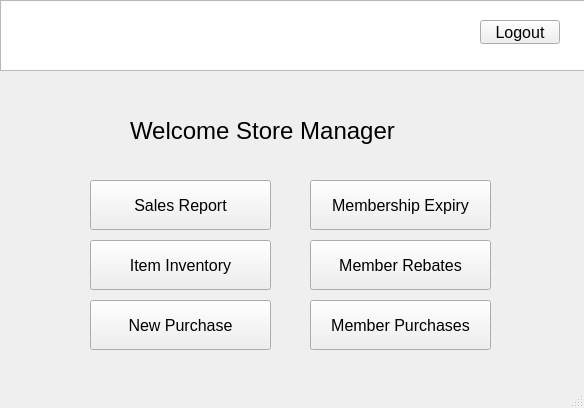
Before: the Qt Designer form storemanager.ui in max9001/Bulk-Club-Project, drawn with Qt 5.
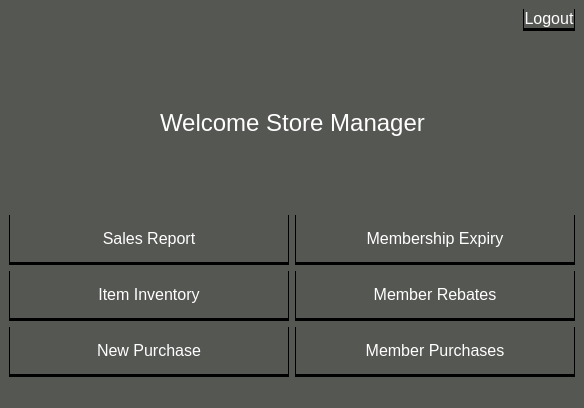
After: the same form once the commit is applied. Icons and pictures are not drawn.

What changed in the file:
```diff
--- a/storemanager.ui
+++ b/storemanager.ui
@@ -14,246 +14,391 @@
    <string>Store Manager</string>
   </property>
   <property name="styleSheet">
-   <string notr="true"/>
+   <string notr="true">QPushButton{
+	background-color: rgb(46, 52, 54);
+	border: none;
+	color: rgb(255, 255, 255);
+	border-left: 1px solid rgb(0, 0, 0);
+	border-right: 1px solid rgb(0, 0, 0);
+	border-bottom: 3px solid rgb(0, 0, 0);
+}
+
+QPushButton:hover{
+	background-color: rgb(59, 59, 59);
+	border: none;
+	color: rgb(255, 255, 255);
+	border-left: 1px solid rgb(29, 29, 29);
+	border-right: 1px solid rgb(29, 29, 29);
+	border-bottom: 3px solid rgb(29, 29, 29);
+}
+
+QPushButton:pressed{
+	background-color: rgb(46, 52, 54);
+	border: none;
+	color: rgb(255, 255, 255);
+	border-left: 1px solid rgb(0, 0, 0);
+	border-right: 1px solid rgb(0, 0, 0);
+	border-top: 3px solid rgb(0, 0, 0);
+}
+
+QDialog{
+	background-color: rgb(85, 87, 83);
+}
+
+QWidget{
+	background-color: rgb(85, 87, 83);
+}
+
+QMainWindow{
+	background-color: rgb(85, 87, 83);
+}
+
+QLabel{
+	color: rgb(255, 255, 255);
+	
+}
+
+QLineEdit{
+	border: 2px solid rgb(37, 39, 48);
+	border-radius: 10px;
+	color: #FFF;
+	background-color:rgb(34, 36, 44);
+}
+
+QLineEdit:hover{
+	border: 2px solid rgb(48, 50, 62);
+}
+
+QLineEdit:focus{
+	border: 2px solid rgb(85, 170, 255);
+	background-color:rgb(43, 45, 56);
+}
+
+
+/*--------------------------------------------------------------------------------------------*/
+
+ QScrollBar:vertical {
+	border: none;
+    background: rgb(45, 45, 68);
+    width: 14px;
+    margin: 15px 0 15px 0;
+	border-radius: 0px;
+ }
+
+/*  HANDLE BAR VERTICAL */
+QScrollBar::handle:vertical {	
+	background-color: rgb(80, 80, 122);
+	min-height: 30px;
+	border-radius: 7px;
+}
+QScrollBar::handle:vertical:hover{	
+	background-color: rgb(255, 0, 127);
+}
+QScrollBar::handle:vertical:pressed {	
+	background-color: rgb(185, 0, 92);
+}
+
+/* BTN TOP - SCROLLBAR */
+QScrollBar::sub-line:vertical {
+	border: none;
+	background-color: rgb(59, 59, 90);
+	height: 15px;
+	border-top-left-radius: 7px;
+	border-top-right-radius: 7px;
+	subcontrol-position: top;
+	subcontrol-origin: margin;
+}
+QScrollBar::sub-line:vertical:hover {	
+	background-color: rgb(255, 0, 127);
+}
+QScrollBar::sub-line:vertical:pressed {	
+	background-color: rgb(185, 0, 92);
+}
+
+/* BTN BOTTOM - SCROLLBAR */
+QScrollBar::add-line:vertical {
+	border: none;
+	background-color: rgb(59, 59, 90);
+	height: 15px;
+	border-bottom-left-radius: 7px;
+	border-bottom-right-radius: 7px;
+	subcontrol-position: bottom;
+	subcontrol-origin: margin;
+}
+QScrollBar::add-line:vertical:hover {	
+	background-color: rgb(255, 0, 127);
+}
+QScrollBar::add-line:vertical:pressed {	
+	background-color: rgb(185, 0, 92);
+}
+
+/* RESET ARROW */
+QScrollBar::up-arrow:vertical, QScrollBar::down-arrow:vertical {
+	background: none;
+}
+QScrollBar::add-page:vertical, QScrollBar::sub-page:vertical {
+	background: none;
+}
+
+
+QTableView{
+	background-color: rgb(186, 189, 182);
+}
+
+
+
+QScrollBar:horizontal {
+    border: none;
+    background: rgb(45, 45, 68);
+    width: 14px;
+    margin: 15px 0 15px 0;
+	border-radius: 0px;
+}
+QScrollBar::handle:horizontal {
+    background-color: rgb(80, 80, 122);
+	min-height: 30px;
+	border-radius: 7px;
+}
+QScrollBar::add-line:horizontal {
+    background-color: rgb(255, 0, 127);
+}
+
+QScrollBar::sub-line:horizontal {
+    background-color: rgb(185, 0, 92);
+}
+QScrollBar::up-arrow:horizontal, QScrollBar::down-arrow:horizontal
+{
+    background: none;
+}
+QScrollBar::add-page:horizontal, QScrollBar::sub-page:horizontal
+{
+    background: none;
+}
+
+</string>
   </property>
   <widget class="QWidget" name="centralwidget">
-   <widget class="QPushButton" name="member_rebates">
-    <property name="geometry">
-     <rect>
-      <x>310</x>
-      <y>240</y>
-      <width>181</width>
-      <height>50</height>
-     </rect>
-    </property>
-    <property name="font">
-     <font>
-      <pointsize>12</pointsize>
-     </font>
-    </property>
-    <property name="styleSheet">
-     <string notr="true"/>
-    </property>
-    <property name="text">
-     <string>Member Rebates</string>
-    </property>
-   </widget>
-   <widget class="QPushButton" name="member_purchases">
-    <property name="geometry">
-     <rect>
-      <x>310</x>
-      <y>300</y>
-      <width>181</width>
-      <height>50</height>
-     </rect>
-    </property>
-    <property name="font">
-     <font>
-      <pointsize>12</pointsize>
-     </font>
-    </property>
-    <property name="styleSheet">
-     <string notr="true"/>
-    </property>
-    <property name="text">
-     <string>Member Purchases</string>
-    </property>
-   </widget>
-   <widget class="QPushButton" name="membership_expiry_search">
-    <property name="geometry">
-     <rect>
-      <x>310</x>
-      <y>180</y>
-      <width>181</width>
-      <height>50</height>
-     </rect>
-    </property>
-    <property name="font">
-     <font>
-      <pointsize>12</pointsize>
-     </font>
-    </property>
-    <property name="styleSheet">
-     <string notr="true"/>
-    </property>
-    <property name="text">
-     <string>Membership Expiry</string>
-    </property>
-   </widget>
-   <widget class="QPushButton" name="item_inventory">
-    <property name="geometry">
-     <rect>
-      <x>90</x>
-      <y>240</y>
-      <width>181</width>
-      <height>50</height>
-     </rect>
-    </property>
-    <property name="font">
-     <font>
-      <pointsize>12</pointsize>
-     </font>
-    </property>
-    <property name="styleSheet">
-     <string notr="true"/>
-    </property>
-    <property name="text">
-     <string>Item Inventory</string>
-    </property>
-   </widget>
-   <widget class="QPushButton" name="sales_report">
-    <property name="geometry">
-     <rect>
-      <x>90</x>
-      <y>180</y>
-      <width>181</width>
-      <height>50</height>
-     </rect>
-    </property>
-    <property name="font">
-     <font>
-      <pointsize>12</pointsize>
-     </font>
-    </property>
-    <property name="autoFillBackground">
-     <bool>false</bool>
-    </property>
-    <property name="styleSheet">
-     <string notr="true"/>
-    </property>
-    <property name="text">
-     <string>Sales Report</string>
-    </property>
-   </widget>
-   <widget class="QLabel" name="label">
-    <property name="geometry">
-     <rect>
-      <x>130</x>
-      <y>110</y>
-      <width>461</width>
-      <height>41</height>
-     </rect>
-    </property>
-    <property name="font">
-     <font>
-      <pointsize>18</pointsize>
-     </font>
-    </property>
-    <property name="text">
-     <string>Welcome Store Manager</string>
-    </property>
-   </widget>
-   <widget class="QGraphicsView" name="graphicsView_2">
-    <property name="geometry">
-     <rect>
-      <x>0</x>
-      <y>0</y>
-      <width>671</width>
-      <height>71</height>
-     </rect>
-    </property>
-    <property name="styleSheet">
-     <string notr="true"/>
-    </property>
-   </widget>
-   <widget class="QLabel" name="label_2">
-    <property name="geometry">
-     <rect>
-      <x>50</x>
-      <y>0</y>
-      <width>51</width>
-      <height>61</height>
-     </rect>
-    </property>
-    <property name="text">
-     <string/>
-    </property>
-    <property name="pixmap">
-     <pixmap>../Misc 2/Downloads/output-onlinepngtools.png</pixmap>
-    </property>
-   </widget>
-   <widget class="QWidget" name="layoutWidget">
-    <property name="geometry">
-     <rect>
-      <x>340</x>
-      <y>10</y>
-      <width>240</width>
-      <height>53</height>
-     </rect>
-    </property>
-    <layout class="QHBoxLayout" name="horizontalLayout">
-     <item>
-      <widget class="QPushButton" name="checkDatabaseConnection">
-       <property name="text">
-        <string>Database Connection</string>
-       </property>
-      </widget>
-     </item>
-     <item>
-      <widget class="QPushButton" name="exitButton">
-       <property name="styleSheet">
-        <string notr="true">background-color: rgb(241, 115, 0)</string>
-       </property>
-       <property name="text">
-        <string>Exit</string>
-       </property>
-      </widget>
-     </item>
-    </layout>
-   </widget>
-   <widget class="QPushButton" name="new_purchase">
-    <property name="geometry">
-     <rect>
-      <x>90</x>
-      <y>300</y>
-      <width>181</width>
-      <height>50</height>
-     </rect>
-    </property>
-    <property name="font">
-     <font>
-      <pointsize>12</pointsize>
-     </font>
-    </property>
-    <property name="styleSheet">
-     <string notr="true"/>
-    </property>
-    <property name="text">
-     <string notr="true">New Purchase</string>
-    </property>
-   </widget>
-   <widget class="QPushButton" name="logout">
-    <property name="geometry">
-     <rect>
-      <x>480</x>
-      <y>20</y>
-      <width>80</width>
-      <height>24</height>
-     </rect>
-    </property>
-    <property name="font">
-     <font>
-      <pointsize>12</pointsize>
-     </font>
-    </property>
-    <property name="styleSheet">
-     <string notr="true"/>
-    </property>
-    <property name="text">
-     <string>Logout</string>
-    </property>
-   </widget>
-   <zorder>layoutWidget</zorder>
-   <zorder>graphicsView_2</zorder>
-   <zorder>member_rebates</zorder>
-   <zorder>member_purchases</zorder>
-   <zorder>membership_expiry_search</zorder>
-   <zorder>item_inventory</zorder>
-   <zorder>sales_report</zorder>
-   <zorder>label</zorder>
-   <zorder>label_2</zorder>
-   <zorder>new_purchase</zorder>
-   <zorder>logout</zorder>
+   <layout class="QVBoxLayout" name="verticalLayout_4">
+    <item>
+     <layout class="QVBoxLayout" name="verticalLayout_3">
+      <item>
+       <layout class="QHBoxLayout" name="horizontalLayout_2">
+        <item>
+         <spacer name="horizontalSpacer">
+          <property name="orientation">
+           <enum>Qt::Horizontal</enum>
+          </property>
+          <property name="sizeHint" stdset="0">
+           <size>
+            <width>40</width>
+            <height>20</height>
+           </size>
+          </property>
+         </spacer>
+        </item>
+        <item>
+         <widget class="QPushButton" name="logout">
+          <property name="font">
+           <font>
+            <pointsize>12</pointsize>
+           </font>
+          </property>
+          <property name="styleSheet">
+           <string notr="true"/>
+          </property>
+          <property name="text">
+           <string>Logout</string>
+          </property>
+         </widget>
+        </item>
+       </layout>
+      </item>
+      <item>
+       <layout class="QHBoxLayout" name="horizontalLayout">
+        <item>
+         <spacer name="horizontalSpacer_3">
+          <property name="orientation">
+           <enum>Qt::Horizontal</enum>
+          </property>
+          <property name="sizeHint" stdset="0">
+           <size>
+            <width>40</width>
+            <height>20</height>
+           </size>
+          </property>
+         </spacer>
+        </item>
+        <item>
+         <widget class="QLabel" name="label">
+          <property name="font">
+           <font>
+            <pointsize>18</pointsize>
+           </font>
+          </property>
+          <property name="text">
+           <string>Welcome Store Manager</string>
+          </property>
+         </widget>
+        </item>
+        <item>
+         <spacer name="horizontalSpacer_2">
+          <property name="orientation">
+           <enum>Qt::Horizontal</enum>
+          </property>
+          <property name="sizeHint" stdset="0">
+           <size>
+            <width>40</width>
+            <height>20</height>
+           </size>
+          </property>
+         </spacer>
+        </item>
+       </layout>
+      </item>
+      <item>
+       <layout class="QHBoxLayout" name="horizontalLayout_3">
+        <item>
+         <layout class="QVBoxLayout" name="verticalLayout">
+          <item>
+           <widget class="QPushButton" name="sales_report">
+            <property name="minimumSize">
+             <size>
+              <width>150</width>
+              <height>50</height>
+             </size>
+            </property>
+            <property name="font">
+             <font>
+              <pointsize>12</pointsize>
+             </font>
+            </property>
+            <property name="autoFillBackground">
+             <bool>false</bool>
+            </property>
+            <property name="styleSheet">
+             <string notr="true"/>
+            </property>
+            <property name="text">
+             <string>Sales Report</string>
+            </property>
+           </widget>
+          </item>
+          <item>
+           <widget class="QPushButton" name="item_inventory">
+            <property name="minimumSize">
+             <size>
+              <width>150</width>
+              <height>50</height>
+             </size>
+            </property>
+            <property name="font">
+             <font>
+              <pointsize>12</pointsize>
+             </font>
+            </property>
+            <property name="styleSheet">
+             <string notr="true"/>
+            </property>
+            <property name="text">
+             <string>Item Inventory</string>
+            </property>
+           </widget>
+          </item>
+          <item>
+           <widget class="QPushButton" name="new_purchase">
+            <property name="minimumSize">
+             <size>
+              <width>150</width>
+              <height>50</height>
+             </size>
+            </property>
+            <property name="font">
+             <font>
+              <pointsize>12</pointsize>
+             </font>
+            </property>
+            <property name="styleSheet">
+             <string notr="true"/>
+            </property>
+            <property name="text">
+             <string notr="true">New Purchase</string>
+            </property>
+           </widget>
+          </item>
+         </layout>
+        </item>
+        <item>
+         <layout class="QVBoxLayout" name="verticalLayout_2">
+          <item>
+           <widget class="QPushButton" name="membership_expiry_search">
+            <property name="minimumSize">
+             <size>
+              <width>100</width>
+              <height>50</height>
+             </size>
+            </property>
+            <property name="font">
+             <font>
+              <pointsize>12</pointsize>
+             </font>
+            </property>
+            <property name="styleSheet">
+             <string notr="true"/>
+            </property>
+            <property name="text">
+             <string>Membership Expiry</string>
+            </property>
+           </widget>
+          </item>
+          <item>
+           <widget class="QPushButton" name="member_rebates">
+            <property name="minimumSize">
+             <size>
+              <width>150</width>
+              <height>50</height>
+             </size>
+            </property>
+            <property name="font">
+             <font>
+              <pointsize>12</pointsize>
+             </font>
+            </property>
+            <property name="styleSheet">
+             <string notr="true"/>
+            </property>
+            <property name="text">
+             <string>Member Rebates</string>
+            </property>
+           </widget>
+          </item>
+          <item>
+           <widget class="QPushButton" name="member_purchases">
+            <property name="minimumSize">
+             <size>
+              <width>150</width>
+              <height>50</height>
+             </size>
+            </property>
+            <property name="font">
+             <font>
+              <pointsize>12</pointsize>
+             </font>
+            </property>
+            <property name="styleSheet">
+             <string notr="true"/>
+            </property>
+            <property name="text">
+             <string>Member Purchases</string>
+            </property>
+           </widget>
+          </item>
+         </layout>
+        </item>
+       </layout>
+      </item>
+     </layout>
+    </item>
+   </layout>
   </widget>
   <widget class="QStatusBar" name="statusbar"/>
   <action name="actionSales_Report">
```
Left out of the diff: 19 changed lines with no effect on the pictures.
